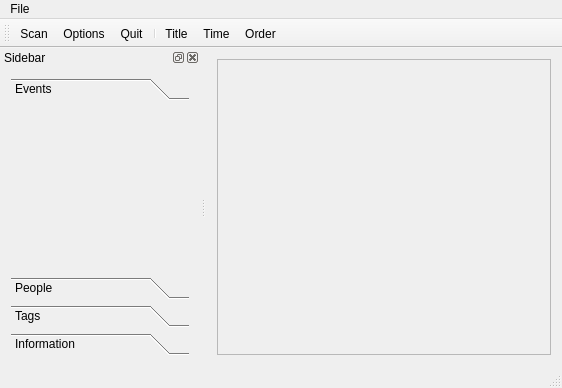
Above: MainWindow.ui from congchenutd/myphotos before the change. Below: the same form after it.
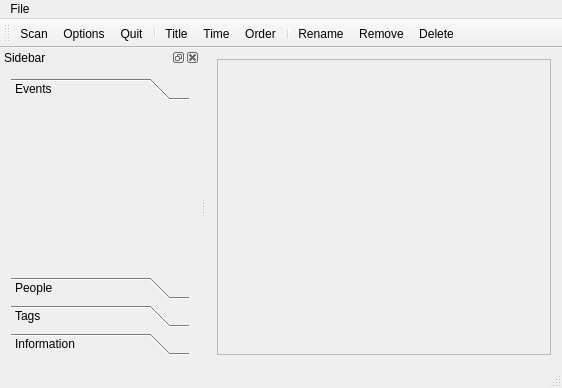
That is the form after the change. The open tabs and pages were chosen to show the change. Icons and pictures are not drawn. Custom widgets are drawn as their Qt base class.

Commit message: + Rename, Remove, Delete actions

Patch:
```diff
--- a/MainWindow.ui
+++ b/MainWindow.ui
@@ -78,6 +78,10 @@
    <addaction name="actionSortByTitle"/>
    <addaction name="actionSortByTime"/>
    <addaction name="actionOrder"/>
+   <addaction name="separator"/>
+   <addaction name="actionRename"/>
+   <addaction name="actionRemove"/>
+   <addaction name="actionDelete"/>
   </widget>
   <widget class="QStatusBar" name="statusBar"/>
   <widget class="QDockWidget" name="dockWidget">
@@ -249,6 +253,39 @@
     <string>Sorting order</string>
    </property>
   </action>
+  <action name="actionRemove">
+   <property name="icon">
+    <iconset resource="Resources.qrc">
+     <normaloff>:/Images/Remove.png</normaloff>:/Images/Remove.png</iconset>
+   </property>
+   <property name="text">
+    <string>Remove</string>
+   </property>
+   <property name="toolTip">
+    <string>Remove the photo(s) from the library</string>
+   </property>
+  </action>
+  <action name="actionDelete">
+   <property name="icon">
+    <iconset resource="Resources.qrc">
+     <normaloff>:/Images/Delete.png</normaloff>:/Images/Delete.png</iconset>
+   </property>
+   <property name="text">
+    <string>Delete</string>
+   </property>
+   <property name="toolTip">
+    <string>Delete the photo(s) from the computer</string>
+   </property>
+  </action>
+  <action name="actionRename">
+   <property name="icon">
+    <iconset resource="Resources.qrc">
+     <normaloff>:/Images/Rename.png</normaloff>:/Images/Rename.png</iconset>
+   </property>
+   <property name="text">
+    <string>Rename</string>
+   </property>
+  </action>
  </widget>
  <layoutdefault spacing="6" margin="11"/>
  <customwidgets>
```
Left out of the diff: 12 changed lines with no effect on the pictures. The commit also changes 13 other files.
